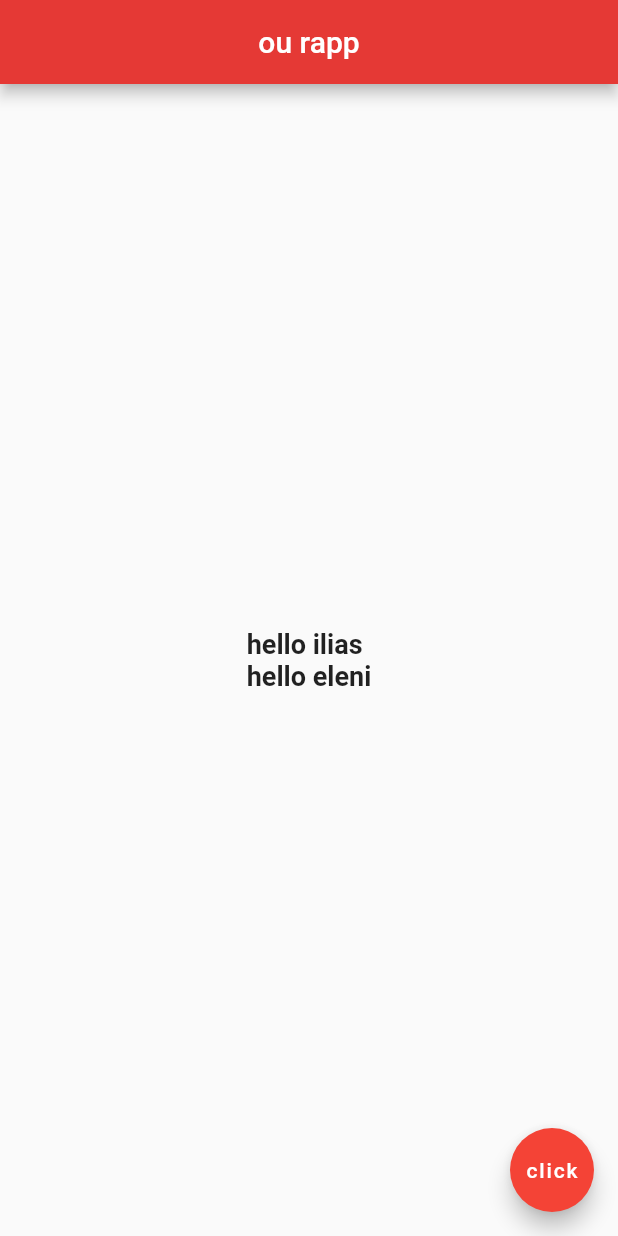
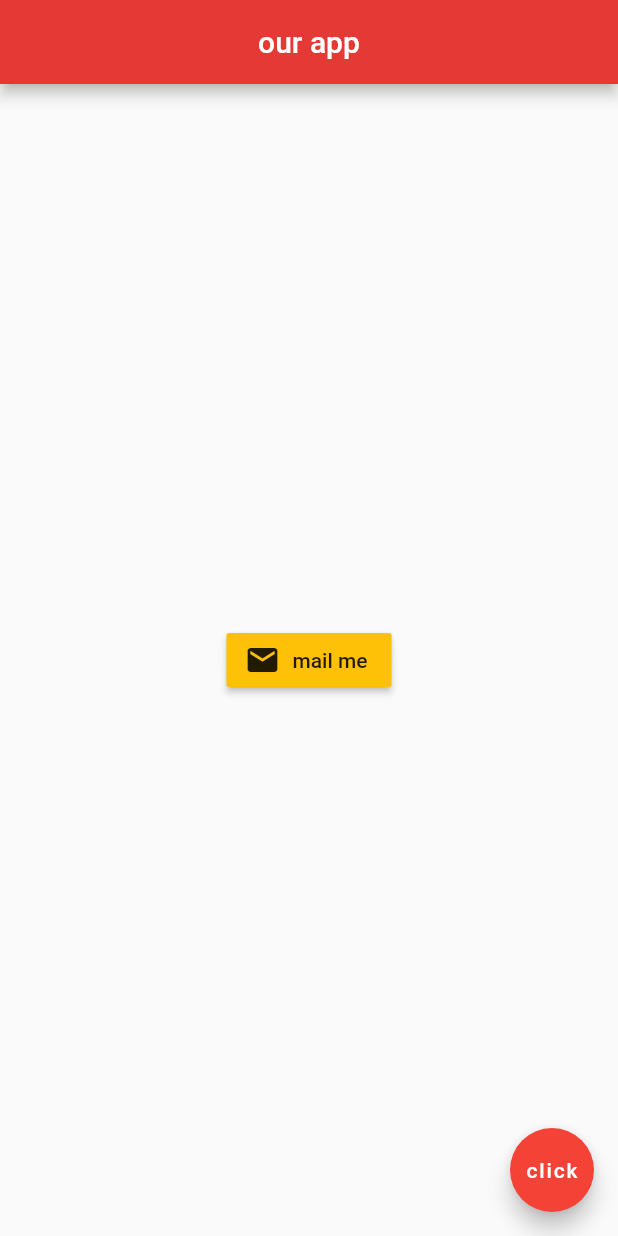
Before and after one commit to ntua-el17897/HCI, a Flutter app: the screen it shows after launch, on a phone screen of 412 x 824 dp. Run offline on Flutter 3.47's test engine with Material 2 defaults, Android fonts, the light colour scheme and no system bars.

Commit message:
some custom code while i am learnign

```diff
--- a/flutter_application_1/lib/main.dart
+++ b/flutter_application_1/lib/main.dart
@@ -13,21 +13,22 @@ class Home extends StatelessWidget {
   Widget build(BuildContext context) {
     return Scaffold(
       appBar: AppBar(
-        title: const Text('ou rapp'),
+        title: const Text('our app'),
         centerTitle: true,
         backgroundColor: Colors.red[600],
       ),
-      body: const Center(
-        child: Text(
-          'hello ilias \nhello eleni',
-          style: TextStyle(
-            fontSize: 18.0,
-            fontWeight: FontWeight.bold,
-          ),
+      body: Center(
+        child: RaisedButton.icon(
+          onPressed: () {},
+          icon: Icon(Icons.mail),
+          label: Text('mail me'),
+          color: Colors.amber,
         ),
       ),
-      floatingActionButton: const FloatingActionButton(
-        onPressed: (null),
+      floatingActionButton: FloatingActionButton(
+        onPressed: () {
+          print('you clicked');
+        },
         child: Text('click'),
         backgroundColor: Colors.red,
       ),
```
